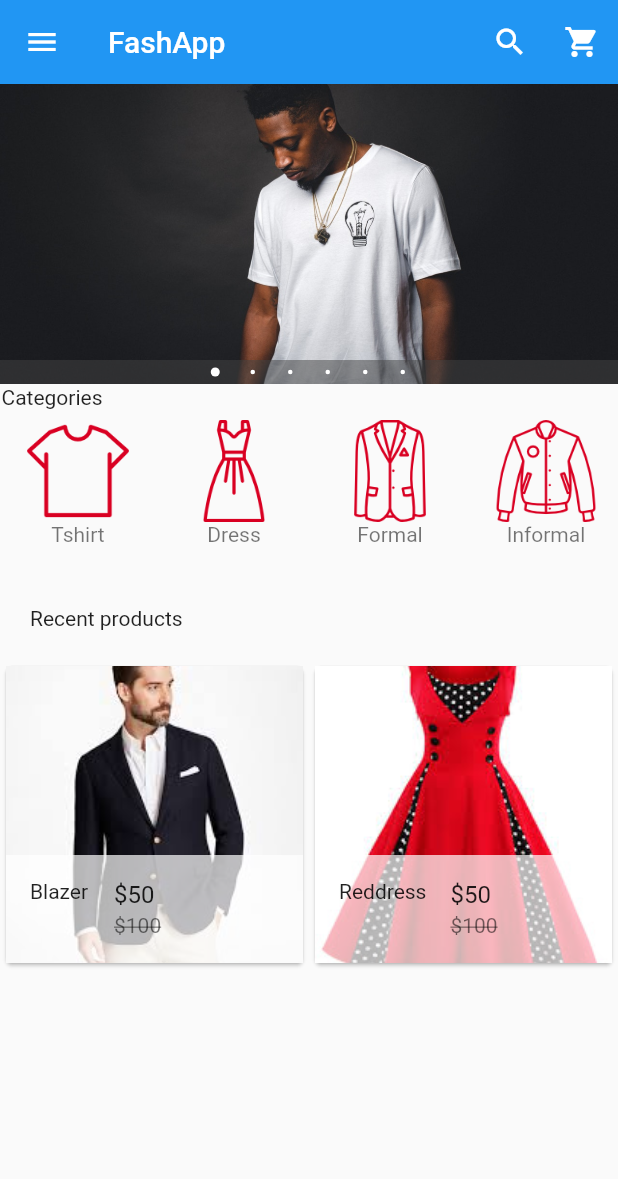
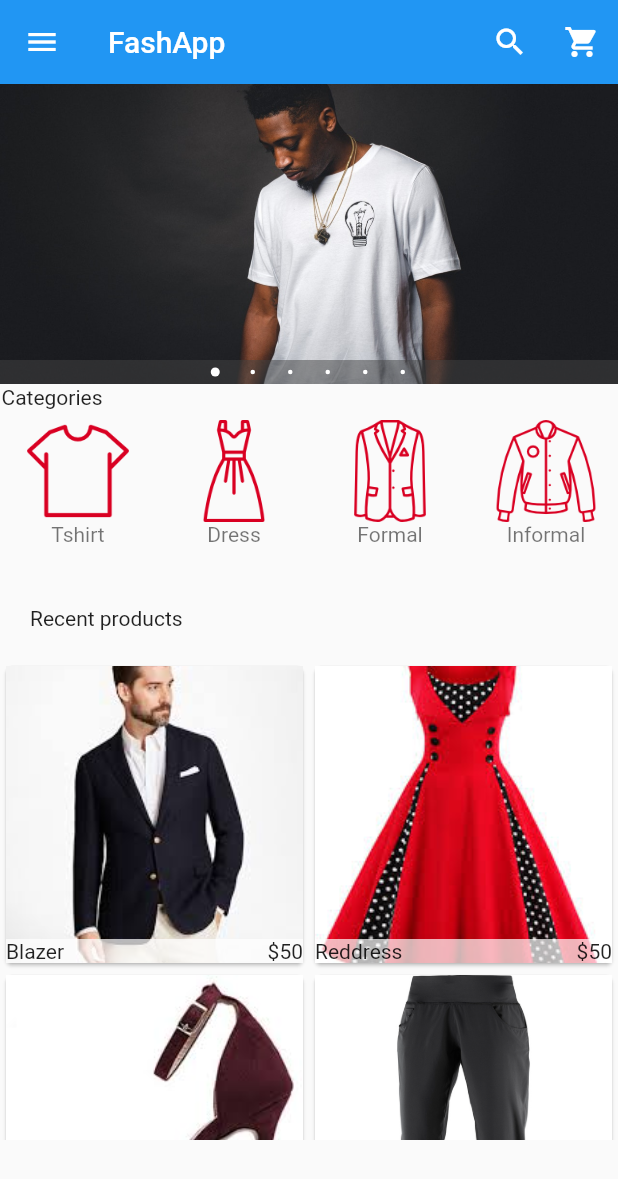
Before and after one commit to alceil/ASAP_app, a Flutter app: the screen it shows after launch, on a phone screen of 412 x 824 dp. Shown: the top 1179 px of the screen. Run offline on Flutter 3.47's test engine with Material 2 defaults, Android fonts, the phone set to English and light mode, and no system bars; drawn by our look-alikes of carousel_pro.

Commit message:
added expanded and changed the ui

```diff
--- a/lib/components/products.dart
+++ b/lib/components/products.dart
@@ -16,6 +16,30 @@ class _ProductsState extends State<Products> {
     {
       "name":"Reddress",
       "picture":"images/products/dress1.jpeg",
+      "old_price":"100",
+      "price":"50"
+    },
+    {
+      "name":"Hills",
+      "picture":"images/products/hills1.jpeg",
+      "old_price":"100",
+      "price":"50"
+    },
+    {
+      "name":"Pants",
+      "picture":"images/products/pants1.jpg",
+      "old_price":"100",
+      "price":"50"
+    },
+    {
+      "name":"Shoe",
+      "picture":"images/products/shoe1.jpg",
+      "old_price":"100",
+      "price":"50"
+    },
+    {
+      "name":"Skirt",
+      "picture":"images/products/sk1.jpeg",
       "old_price":"100",
       "price":"50"
     },
@@ -52,11 +76,12 @@ class Single_prod extends StatelessWidget {
               child: GridTile(
                 footer: Container(
                   color: Colors.white70,
-                  child: ListTile(
-                    leading:Text(prod_name),
-                    title: Text("\$$prod_newprice"),
-                    subtitle:Text("\$$prod_oldprice",style: TextStyle(decoration: TextDecoration.lineThrough),),
-                  ),
+                  child: Row(
+                    children: <Widget>[
+                      Expanded(child: Text(prod_name)),
+                      Text("\$${prod_newprice}")
+                    ],
+                  )
                 ),
                 child:Image.asset(prod_pic,fit: BoxFit.cover),
               ),
```
